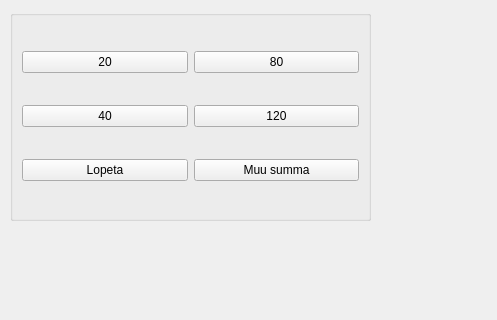
Before: the Qt Designer form bankautomat/nosta_rahaa.ui in bank-2022/group15, drawn with Qt 5; both pictures show x 0 to 497 and y 0 to 320 of the 1319 by 663 pixel window.
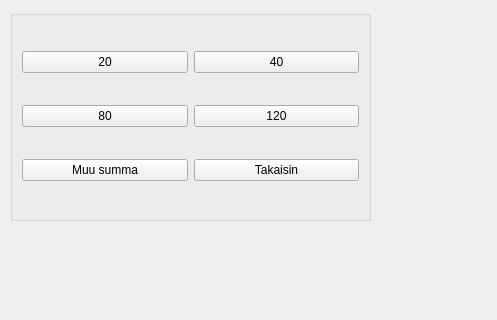
After: the same form once the commit is applied.

What changed in the file:
```diff
--- a/bankautomat/nosta_rahaa.ui
+++ b/bankautomat/nosta_rahaa.ui
@@ -33,20 +33,6 @@
       </property>
      </widget>
     </item>
-    <item row="0" column="1">
-     <widget class="QPushButton" name="pushButton_4">
-      <property name="text">
-       <string>80</string>
-      </property>
-     </widget>
-    </item>
-    <item row="1" column="0">
-     <widget class="QPushButton" name="pushButton_2">
-      <property name="text">
-       <string>40</string>
-      </property>
-     </widget>
-    </item>
     <item row="1" column="1">
      <widget class="QPushButton" name="pushButton_5">
       <property name="text">
@@ -54,20 +40,34 @@
       </property>
      </widget>
     </item>
+    <item row="0" column="1">
+     <widget class="QPushButton" name="btn40Withdraw">
+      <property name="text">
+       <string>40</string>
+      </property>
+     </widget>
+    </item>
+    <item row="1" column="0">
+     <widget class="QPushButton" name="btn80Withdraw">
+      <property name="text">
+       <string>80</string>
+      </property>
+     </widget>
+    </item>
     <item row="2" column="0">
-     <widget class="QPushButton" name="pushButton_3">
-      <property name="text">
-       <string>Lopeta</string>
-      </property>
-     </widget>
-    </item>
-    <item row="2" column="1">
-     <widget class="QPushButton" name="pushButton_6">
+     <widget class="QPushButton" name="btnCustomAmount">
       <property name="text">
        <string>Muu summa</string>
       </property>
      </widget>
     </item>
+    <item row="2" column="1">
+     <widget class="QPushButton" name="btnReturn">
+      <property name="text">
+       <string>Takaisin</string>
+      </property>
+     </widget>
+    </item>
    </layout>
   </widget>
  </widget>
```
Left out of the diff: 4 changed lines with no effect on the pictures.
